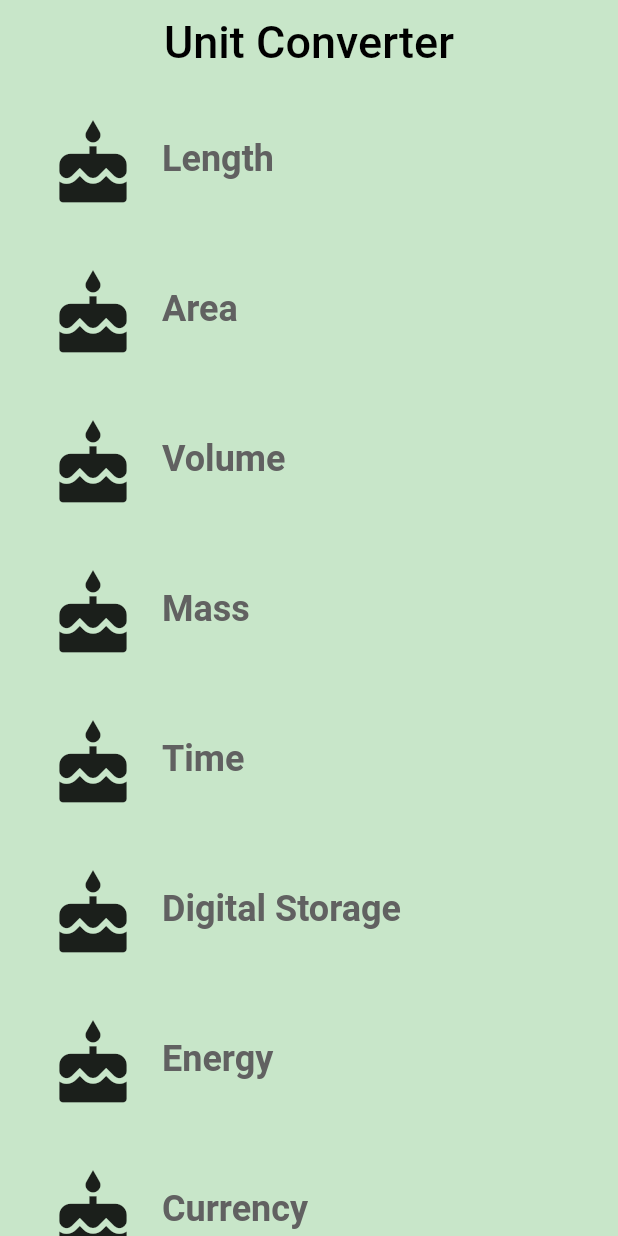
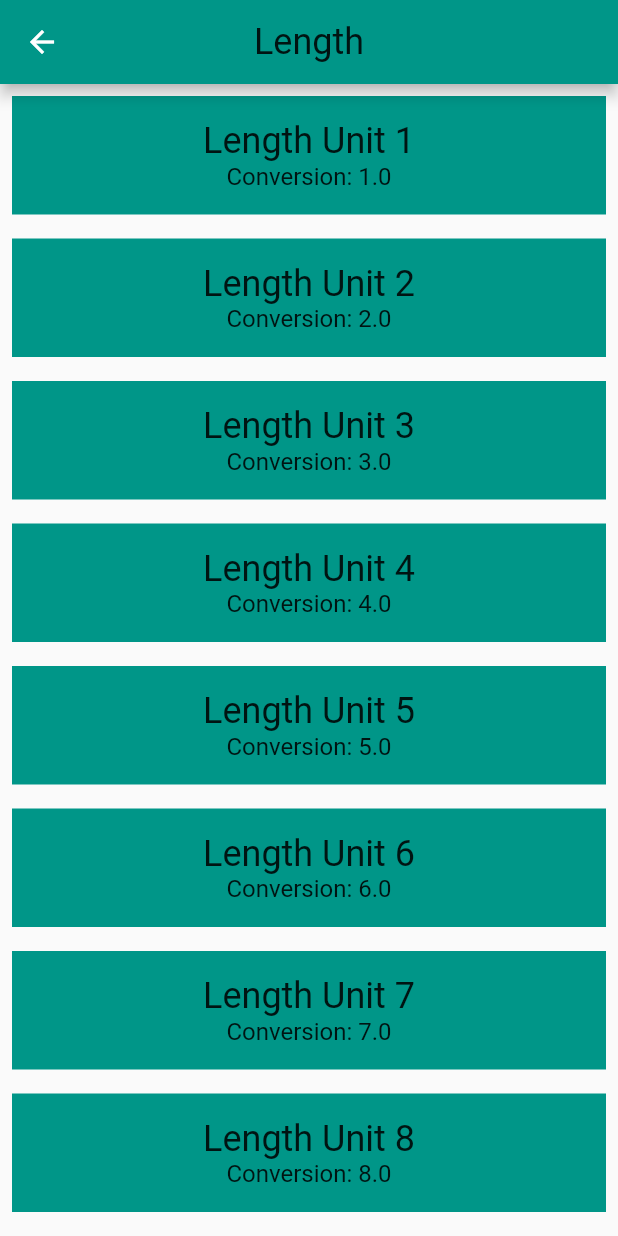
Before and after one commit to blandygbc/unit_converter_app_udacity, a Flutter app: the screen it shows after launch, after a tap on "Length", on a phone screen of 412 x 824 dp. Run offline on Flutter 3.47's test engine with Material 2 defaults, Android fonts, the phone set to English and light mode, and no system bars.

Commit message:
Finished Task 4

```diff
--- a/lib/models/category.dart
+++ b/lib/models/category.dart
@@ -1,4 +1,6 @@
 import 'package:flutter/material.dart';
+import 'package:unit_converter_app_udacity/models/unit.dart';
+import 'package:unit_converter_app_udacity/views/converter_screen.dart';
 
 class Category extends StatelessWidget {
   static const _rowHeight = 100.0;
@@ -7,18 +9,42 @@ class Category extends StatelessWidget {
   final _borderRadius = BorderRadius.circular(_rowHeight / 2);
   final categoryIcon;
   final categoryColor;
-  final inkHighlightColor;
-  final inkSplashColor;
+  // final inkHighlightColor;
+  // final inkSplashColor;
   final String categoryName;
+  final List<Unit> unitList;
 
   Category({
     Key? key,
     required this.categoryIcon,
     required this.categoryColor,
-    this.inkHighlightColor,
-    this.inkSplashColor,
+    // this.inkHighlightColor,
+    // this.inkSplashColor,
     required this.categoryName,
+    required this.unitList,
   }) : super(key: key);
+
+  /// Navigates to the [ConverterRoute].
+  void _navigateToConverter(BuildContext context) {
+    Navigator.of(context).push(MaterialPageRoute<void>(
+      builder: (BuildContext context) {
+        return Scaffold(
+          appBar: AppBar(
+            title: Text(
+              categoryName,
+              style: Theme.of(context).textTheme.headline5,
+            ),
+            centerTitle: true,
+            backgroundColor: categoryColor,
+          ),
+          body: ConverterScreen(
+            color: categoryColor,
+            units: unitList,
+          ),
+        );
+      },
+    ));
+  }
 
   @override
   Widget build(BuildContext context) {
@@ -27,15 +53,13 @@ class Category extends StatelessWidget {
       color: Colors.transparent,
       child: SizedBox(
         height: _rowHeight,
-        child: Padding(
-          padding: const EdgeInsets.all(8.0),
-          child: InkWell(
-            borderRadius: _borderRadius,
-            highlightColor: inkHighlightColor,
-            splashColor: inkSplashColor,
-            onTap: () {
-              print("I was tapped!");
-            },
+        child: InkWell(
+          borderRadius: _borderRadius,
+          highlightColor: categoryColor,
+          splashColor: categoryColor,
+          onTap: () => _navigateToConverter(context),
+          child: Padding(
+            padding: const EdgeInsets.all(8.0),
             child: Row(
               crossAxisAlignment: CrossAxisAlignment.stretch,
               children: [
--- /dev/null
+++ b/lib/models/unit.dart
@@ -0,0 +1,15 @@
+class Unit {
+  final String? name;
+  final double? conversion;
+
+  const Unit({
+    required String this.name,
+    required double this.conversion,
+  });
+
+  Unit.fromJson(Map jsonMap)
+      : assert(jsonMap['name'] != null),
+        assert(jsonMap['conversion'] != null),
+        name = jsonMap['name'],
+        conversion = jsonMap['conversion'].toDouble();
+}
--- a/lib/views/category_screen.dart
+++ b/lib/views/category_screen.dart
@@ -1,5 +1,6 @@
 import 'package:flutter/material.dart';
 import 'package:unit_converter_app_udacity/models/category.dart';
+import 'package:unit_converter_app_udacity/models/unit.dart';
 
 final _backgroundColor = Colors.green.shade100;
 
@@ -46,6 +47,17 @@ class CategoryScreen extends StatelessWidget {
     );
   }
 
+  /// Returns a list of mock [Unit]s.
+  List<Unit> _retrieveUnitList(String categoryName) {
+    return List.generate(10, (int i) {
+      i += 1;
+      return Unit(
+        name: '$categoryName Unit $i',
+        conversion: i.toDouble(),
+      );
+    });
+  }
+
   @override
   Widget build(BuildContext context) {
     final categories = <Category>[];
@@ -55,6 +67,7 @@ class CategoryScreen extends StatelessWidget {
         categoryName: _categoryNames[i],
         categoryColor: _baseColors[i],
         categoryIcon: Icons.cake,
+        unitList: _retrieveUnitList(_categoryNames[i]),
       ));
     }
 
--- /dev/null
+++ b/lib/views/converter_screen.dart
@@ -0,0 +1,41 @@
+import 'package:flutter/material.dart';
+import 'package:unit_converter_app_udacity/models/unit.dart';
+
+class ConverterScreen extends StatelessWidget {
+  /// Units for this [Category].
+  final List<Unit> units;
+  final color;
+
+  const ConverterScreen({
+    required this.units,
+    Key? key,
+    required this.color,
+  }) : super(key: key);
+
+  @override
+  Widget build(BuildContext context) {
+    final unitWidgets = units.map((Unit unit) {
+      return Container(
+        color: color,
+        margin: const EdgeInsets.all(8.0),
+        padding: const EdgeInsets.all(16.0),
+        child: Column(
+          children: <Widget>[
+            Text(
+              unit.name!,
+              style: Theme.of(context).textTheme.headline5,
+            ),
+            Text(
+              'Conversion: ${unit.conversion}',
+              style: Theme.of(context).textTheme.subtitle1,
+            ),
+          ],
+        ),
+      );
+    }).toList();
+
+    return ListView(
+      children: unitWidgets,
+    );
+  }
+}
```
